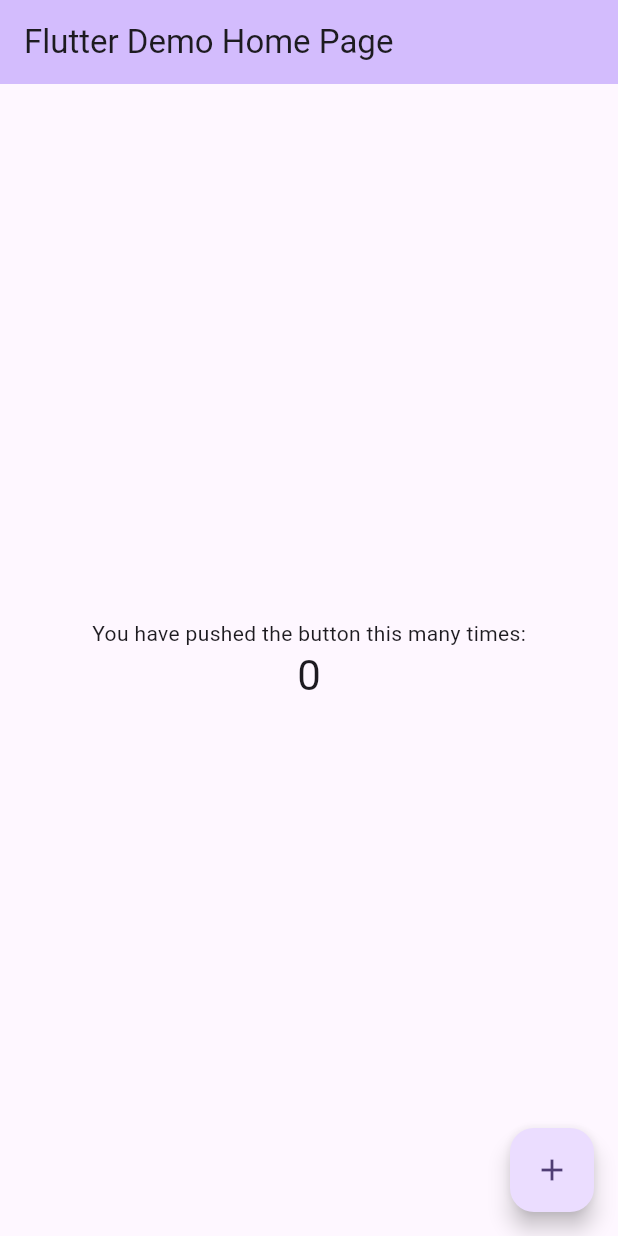
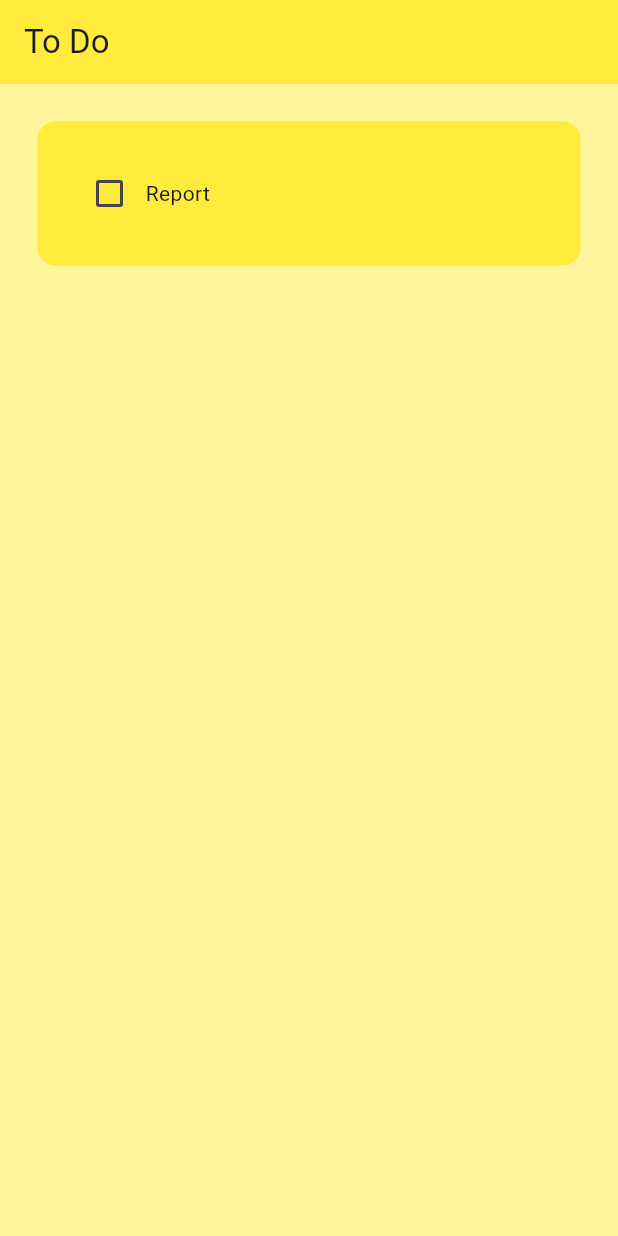
Before and after one commit to swu628/cs732-assignment-flutter-todolist, a Flutter app: the screen it shows after launch, on a phone screen of 412 x 824 dp. Run offline on Flutter 3.47's test engine with Material 3 defaults, Android fonts, the phone set to English and light mode, and no system bars.

Commit message:
added tasks

```diff
--- a/app/lib/main.dart
+++ b/app/lib/main.dart
@@ -1,3 +1,4 @@
+import 'package:app/pages/home_page.dart';
 import 'package:flutter/material.dart';
 
 void main() {
@@ -7,119 +8,11 @@ void main() {
 class MyApp extends StatelessWidget {
   const MyApp({super.key});
 
-  // This widget is the root of your application.
   @override
   Widget build(BuildContext context) {
-    return MaterialApp(
-      title: 'Flutter Demo',
-      theme: ThemeData(
-        // This is the theme of your application.
-        //
-        // TRY THIS: Try running your application with "flutter run". You'll see
-        // the application has a purple toolbar. Then, without quitting the app,
-        // try changing the seedColor in the colorScheme below to Colors.green
-        // and then invoke "hot reload" (save your changes or press the "hot
-        // reload" button in a Flutter-supported IDE, or press "r" if you used
-        // the command line to start the app).
-        //
-        // Notice that the counter didn't reset back to zero; the application
-        // state is not lost during the reload. To reset the state, use hot
-        // restart instead.
-        //
-        // This works for code too, not just values: Most code changes can be
-        // tested with just a hot reload.
-        colorScheme: ColorScheme.fromSeed(seedColor: Colors.deepPurple),
-        useMaterial3: true,
-      ),
-      home: const MyHomePage(title: 'Flutter Demo Home Page'),
+    return const MaterialApp(
+      debugShowCheckedModeBanner: false,
+      home: HomePage(),
     );
   }
 }
-
-class MyHomePage extends StatefulWidget {
-  const MyHomePage({super.key, required this.title});
-
-  // This widget is the home page of your application. It is stateful, meaning
-  // that it has a State object (defined below) that contains fields that affect
-  // how it looks.
-
-  // This class is the configuration for the state. It holds the values (in this
-  // case the title) provided by the parent (in this case the App widget) and
-  // used by the build method of the State. Fields in a Widget subclass are
-  // always marked "final".
-
-  final String title;
-
-  @override
-  State<MyHomePage> createState() => _MyHomePageState();
-}
-
-class _MyHomePageState extends State<MyHomePage> {
-  int _counter = 0;
-
-  void _incrementCounter() {
-    setState(() {
-      // This call to setState tells the Flutter framework that something has
-      // changed in this State, which causes it to rerun the build method below
-      // so that the display can reflect the updated values. If we changed
-      // _counter without calling setState(), then the build method would not be
-      // called again, and so nothing would appear to happen.
-      _counter++;
-    });
-  }
-
-  @override
-  Widget build(BuildContext context) {
-    // This method is rerun every time setState is called, for instance as done
-    // by the _incrementCounter method above.
-    //
-    // The Flutter framework has been optimized to make rerunning build methods
-    // fast, so that you can just rebuild anything that needs updating rather
-    // than having to individually change instances of widgets.
-    return Scaffold(
-      appBar: AppBar(
-        // TRY THIS: Try changing the color here to a specific color (to
-        // Colors.amber, perhaps?) and trigger a hot reload to see the AppBar
-        // change color while the other colors stay the same.
-        backgroundColor: Theme.of(context).colorScheme.inversePrimary,
-        // Here we take the value from the MyHomePage object that was created by
-        // the App.build method, and use it to set our appbar title.
-        title: Text(widget.title),
-      ),
-      body: Center(
-        // Center is a layout widget. It takes a single child and positions it
-        // in the middle of the parent.
-        child: Column(
-          // Column is also a layout widget. It takes a list of children and
-          // arranges them vertically. By default, it sizes itself to fit its
-          // children horizontally, and tries to be as tall as its parent.
-          //
-          // Column has various properties to control how it sizes itself and
-          // how it positions its children. Here we use mainAxisAlignment to
-          // center the children vertically; the main axis here is the vertical
-          // axis because Columns are vertical (the cross axis would be
-          // horizontal).
-          //
-          // TRY THIS: Invoke "debug painting" (choose the "Toggle Debug Paint"
-          // action in the IDE, or press "p" in the console), to see the
-          // wireframe for each widget.
-          mainAxisAlignment: MainAxisAlignment.center,
-          children: <Widget>[
-            const Text(
-              'You have pushed the button this many times:',
-            ),
-            Text(
-              '$_counter',
-              style: Theme.of(context).textTheme.headlineMedium,
-            ),
-          ],
-        ),
-      ),
-      floatingActionButton: FloatingActionButton(
-        onPressed: _incrementCounter,
-        tooltip: 'Increment',
-        child: const Icon(Icons.add),
-      ), // This trailing comma makes auto-formatting nicer for build methods.
-    );
-  }
-}
--- /dev/null
+++ b/app/lib/pages/home_page.dart
@@ -0,0 +1,31 @@
+import 'package:app/util/todo_tile.dart';
+import 'package:flutter/material.dart';
+
+class HomePage extends StatefulWidget {
+  const HomePage({super.key});
+
+  @override
+  State<HomePage> createState() => _HomePageState();
+}
+
+class _HomePageState extends State<HomePage> {
+  @override
+  Widget build(BuildContext context) {
+    return Scaffold(
+      backgroundColor: Colors.yellow[200],
+      appBar: AppBar(
+        title: Text('To Do'),
+        backgroundColor: Colors.yellow,
+      ),
+      body: ListView(
+        children: [
+          ToDoTile(
+            taskName: "Report",
+            taskCompleted: false,
+            onChanged: (p0) {},
+          ),
+        ],
+      ),
+    );
+  }
+}
--- /dev/null
+++ b/app/lib/util/todo_tile.dart
@@ -0,0 +1,38 @@
+import 'package:flutter/material.dart';
+
+class ToDoTile extends StatelessWidget {
+  final String taskName;
+  final bool taskCompleted;
+  Function(bool?)? onChanged;
+
+  ToDoTile({
+    super.key,
+    required this.taskName,
+    required this.taskCompleted,
+    required this.onChanged,
+  });
+
+  @override
+  Widget build(BuildContext context) {
+    return Padding(
+      padding: const EdgeInsets.all(25.0),
+      child: Container(
+        padding: EdgeInsets.all(24),
+
+        // To have checkbox and task name on the same row
+        child: Row(
+          children: [
+            // Checkbox
+            Checkbox(value: taskCompleted, onChanged: onChanged),
+            // Task name
+            Text(taskName),
+          ],
+        ),
+        decoration: BoxDecoration(
+          color: Colors.yellow,
+          borderRadius: BorderRadius.circular(12),
+        ),
+      ),
+    );
+  }
+}
```
